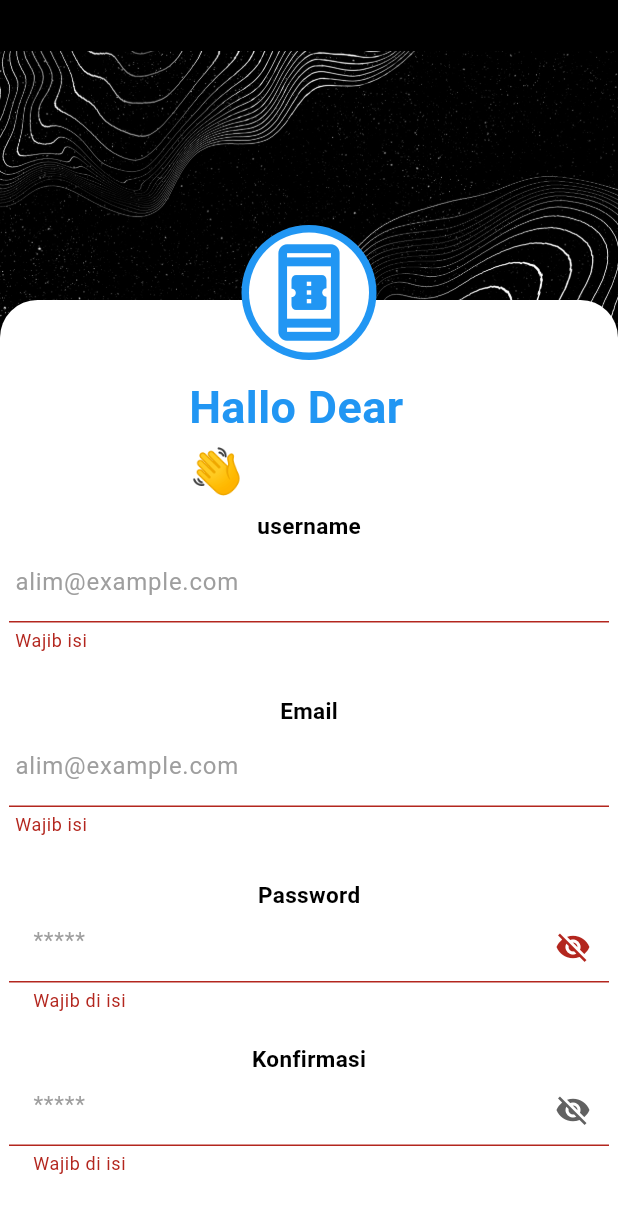
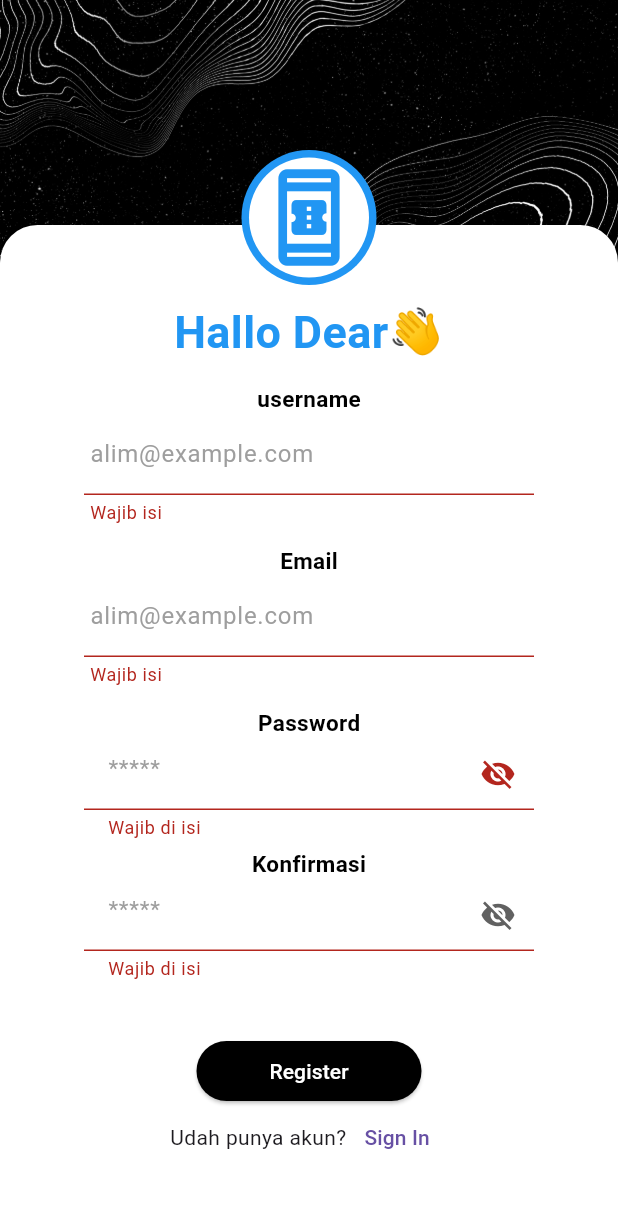
Before and after one commit to adrielsihombing8-eng/sosial_app, a Flutter app: the Registerscreen screen opened by its route, after a tap on "Register", on a phone screen of 412 x 824 dp. Shown: the top 1213 px of the screen. Run offline on Flutter 3.47's test engine with Material 3 defaults, Android fonts, the phone set to English and light mode, and no system bars; our stand-ins replace get, jwt_decoder, shared_preferences; accounts and stored records are empty.

Commit message:
hari ini selesain login dan register

```diff
--- a/FRONTEND/sosial_app/lib/app/controller/login_controller.dart
+++ b/FRONTEND/sosial_app/lib/app/controller/login_controller.dart
@@ -3,8 +3,10 @@ import 'package:get/get_state_manager/get_state_manager.dart';
 import 'package:flutter/material.dart';
 import 'package:sosial_app/app/model/authModel.dart';
 import 'package:sosial_app/app/services/api.dart';
+import 'package:sosial_app/app/services/auth_controller.dart';
 
 class LoginController extends GetxController {
+  var authController = Get.find<AuthController>();
   var formkey = GlobalKey<FormState>();
   final FocusNode emailFocusedNode = new FocusNode();
   final FocusNode passwordFocusedNode = new FocusNode();
@@ -42,6 +44,10 @@ class LoginController extends GetxController {
           username: apiLogin['username'],
           email: apiLogin['email'],
         );
+
+        authController.setUser(models);
+
+        Get.toNamed("/HOME");
       }
       else{
         emailMessage.value = 'email tidak ada';
--- a/FRONTEND/sosial_app/lib/app/controller/register_controller.dart
+++ b/FRONTEND/sosial_app/lib/app/controller/register_controller.dart
@@ -2,8 +2,10 @@ import 'package:get/get.dart';
 import 'package:flutter/material.dart';
 import 'package:sosial_app/app/model/authModel.dart';
 import 'package:sosial_app/app/services/api.dart';
+import 'package:sosial_app/app/services/auth_controller.dart';
 
 class RegisterController extends GetxController {
+  final authController = Get.find<AuthController>();
   var formkey = GlobalKey<FormState>();
   final FocusNode usernameFocusedNode = new FocusNode();
   final FocusNode emailFocusedNode = new FocusNode();
@@ -46,6 +48,9 @@ class RegisterController extends GetxController {
 
   @override
   void onInit() {
+    usernameFocusedNode.addListener(
+      () => usernameFocused.value = usernameFocusedNode.hasFocus,
+    );
     emailFocusedNode.addListener(
       () => emailFocused.value = emailFocusedNode.hasFocus,
     );
@@ -87,6 +92,8 @@ class RegisterController extends GetxController {
           email: userData['email'],
         );
 
+        authController.setUser(userBio);
+
         Get.toNamed("/HOME");
       } else if (userData['status'] == 401) {
         emailMessage.value = userData['message'];
--- a/FRONTEND/sosial_app/lib/app/services/auth.dart
+++ b/FRONTEND/sosial_app/lib/app/services/auth.dart
@@ -1,7 +1,9 @@
 import 'package:flutter/material.dart';
+import 'package:get/get.dart';
 import 'package:get/get_core/src/get_main.dart';
 import 'package:get/get_navigation/src/extension_navigation.dart';
 import 'package:sosial_app/app/services/api.dart';
+import 'package:sosial_app/app/services/auth_controller.dart';
 import 'package:sosial_app/app/services/auth_store.dart';
 
 class splashChecker extends StatefulWidget {
@@ -12,6 +14,8 @@ class splashChecker extends StatefulWidget {
 }
 
 class _splashCheckerState extends State<splashChecker> {
+  var authController = Get.find<AuthController>();
+
   @override
   void initState() {
     tokenChecker();
@@ -21,6 +25,8 @@ class _splashCheckerState extends State<splashChecker> {
   Future<void> tokenChecker()async{
     var token = await AuthStore.getToken();
     bool isValidToken = await Api.cekToken(token!);
+
+    authController.loadDataUser();
 
     if(!mounted) return;
 
--- a/FRONTEND/sosial_app/lib/app/views/auth/registerScreen.dart
+++ b/FRONTEND/sosial_app/lib/app/views/auth/registerScreen.dart
@@ -24,7 +24,7 @@ class _RegisterscreenState extends State<Registerscreen> {
         child: Stack(
           children: [
             Positioned(
-              top: 0,
+              top: -40,
               child: Container(
                 height: 300,
                 width: MediaQuery.of(context).size.width,
@@ -38,8 +38,7 @@ class _RegisterscreenState extends State<Registerscreen> {
             ),
 
             Positioned(
-              top: 200,
-              child: SingleChildScrollView(
+              top: 150,
               child: ConstrainedBox(
                 constraints: BoxConstraints(
                   minWidth: MediaQuery.of(context).size.width,
@@ -60,10 +59,9 @@ class _RegisterscreenState extends State<Registerscreen> {
                 ),
               ),
             ),
-            ),
 
             Positioned(
-              top: 150,
+              top: 100,
               left: MediaQuery.of(context).size.width / 2 - 45,
               child: Container(
                 height: 90,
@@ -77,7 +75,7 @@ class _RegisterscreenState extends State<Registerscreen> {
             ),
 
             Positioned(
-              top: 155,
+              top: 105,
               left: MediaQuery.of(context).size.width / 2 - 40,
               child: Container(
                 height: 80,
@@ -96,11 +94,11 @@ class _RegisterscreenState extends State<Registerscreen> {
             ),
 
             Positioned(
-              top: 250,
-              left: MediaQuery.of(context).size.width / 2 - 80,
+              top: 200,
+              left: MediaQuery.of(context).size.width / 2 - 90,
               child: Container(
-                height: 100,
-                width: 180,
+                height: 80,
+                width: 200,
                 color: Colors.transparent,
                 child: Text(
                   "Hallo Dear👋",
@@ -114,11 +112,12 @@ class _RegisterscreenState extends State<Registerscreen> {
             ),
 
             Positioned(
-              top: 300,
-              left: MediaQuery.of(context).size.width / 2 - 200,
+              top: 250,
+              bottom: 10,
+              left: MediaQuery.of(context).size.width / 2 - 150,
               child: SingleChildScrollView(
                 child: Container(
-                  width: 400,
+                  width: 300,
                   color: Colors.transparent,
                   child: Form(
                     key: controller.formkey,
@@ -126,7 +125,7 @@ class _RegisterscreenState extends State<Registerscreen> {
                       mainAxisAlignment: MainAxisAlignment.start,
                       crossAxisAlignment: CrossAxisAlignment.center,
                       children: [
-                        SizedBox(height: 40),
+                        SizedBox(height: 5),
                         Text(
                           "username",
                           style: TextStyle(
@@ -175,7 +174,7 @@ class _RegisterscreenState extends State<Registerscreen> {
                               : SizedBox.shrink(),
                         ),
 
-                        SizedBox(height: 20),
+                        SizedBox(height: 5),
                         Text(
                           "Email",
                           style: TextStyle(
@@ -227,7 +226,7 @@ class _RegisterscreenState extends State<Registerscreen> {
                               : SizedBox.shrink(),
                         ),
 
-                        SizedBox(height: 20),
+                        SizedBox(height: 5),
                         Text(
                           "Password",
                           style: TextStyle(
@@ -288,7 +287,7 @@ class _RegisterscreenState extends State<Registerscreen> {
                             ),
                           ),
                         ),
-                        SizedBox(height: 20),
+                        SizedBox(height: 5),
                         Text(
                           "Konfirmasi",
                           style: TextStyle(
@@ -338,7 +337,7 @@ class _RegisterscreenState extends State<Registerscreen> {
                             ),
                           ),
                         ),
-                        SizedBox(height: 50),
+                        SizedBox(height: 40),
                         Container(
                           width: 150,
                           height: 40,
@@ -364,7 +363,6 @@ class _RegisterscreenState extends State<Registerscreen> {
                             ),
                           ),
                         ),
-                        SizedBox(height: 20),
                         Row(
                           mainAxisAlignment: MainAxisAlignment.center,
                           crossAxisAlignment: CrossAxisAlignment.center,
--- a/FRONTEND/sosial_app/lib/main.dart
+++ b/FRONTEND/sosial_app/lib/main.dart
@@ -5,6 +5,7 @@ import 'package:shared_preferences/shared_preferences.dart';
 import 'package:sosial_app/app/Routes/appPages.dart';
 import 'package:sosial_app/app/Routes/routes.dart';
 import 'package:sosial_app/app/services/auth.dart';
+import 'package:sosial_app/app/services/auth_controller.dart';
 import 'package:sosial_app/app/views/auth/loginScreen.dart';
 
 
@@ -12,6 +13,7 @@ void main() async{
   WidgetsFlutterBinding.ensureInitialized();
   SharedPreferences pref = await SharedPreferences.getInstance();
   String? token = pref.getString("token");
+  Get.put(AuthController(),permanent: true);
   runApp(MainApp(token: token));
 }
 
```
Also changed, not shown: FRONTEND/sosial_app/lib/app/services/auth_controller.dart (added, +44 -0 lines), FRONTEND/sosial_app/lib/app/views/auth/loginScreen.dart (+7 -7 lines), 2 other files. Lines whose indentation alone changed are shown as unchanged.
